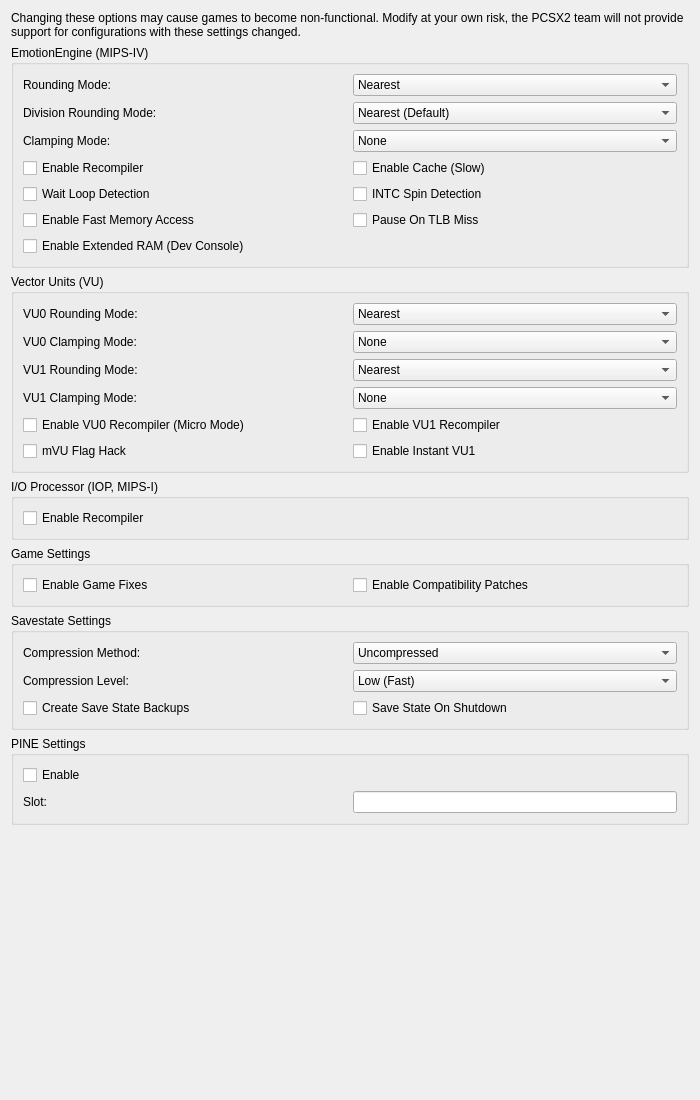
Old version of the form pcsx2-qt/Settings/AdvancedSettingsWidget.ui in the repository PCSX2/pcsx2.
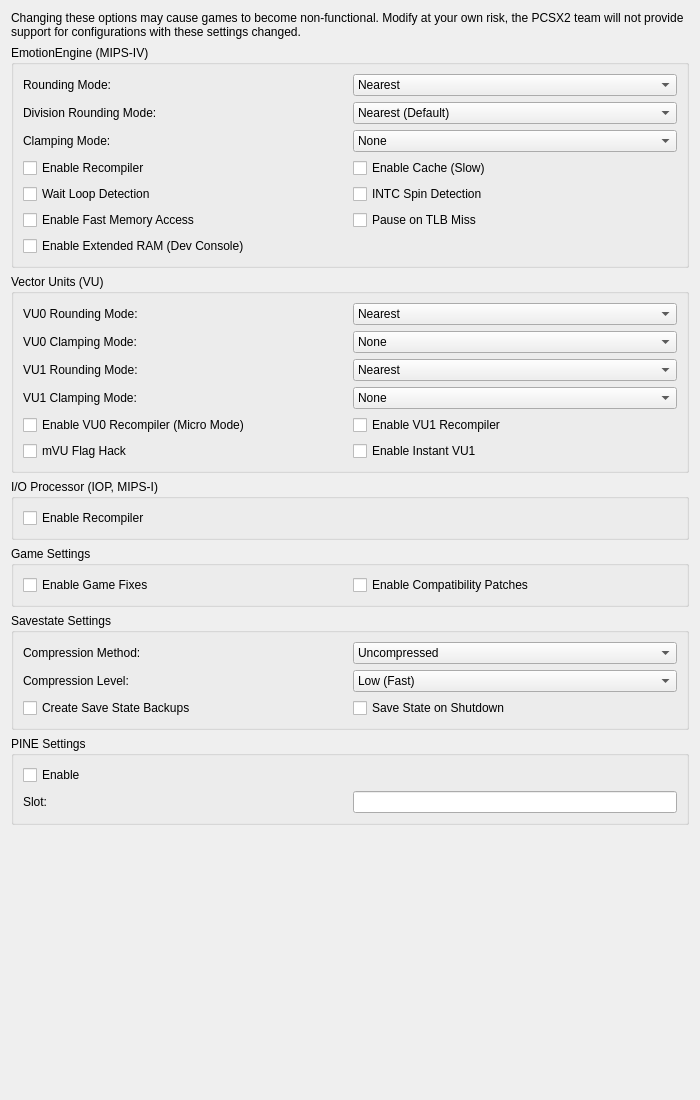
New version of the form.

```diff
--- a/pcsx2-qt/Settings/AdvancedSettingsWidget.ui
+++ b/pcsx2-qt/Settings/AdvancedSettingsWidget.ui
@@ -169,7 +169,7 @@
         <item row="2" column="1">
          <widget class="QCheckBox" name="pauseOnTLBMiss">
           <property name="text">
-           <string>Pause On TLB Miss</string>
+           <string>Pause on TLB Miss</string>
           </property>
          </widget>
         </item>
@@ -461,7 +461,7 @@
       <item row="3" column="1">
        <widget class="QCheckBox" name="saveStateOnShutdown">
         <property name="text">
-         <string>Save State On Shutdown</string>
+         <string>Save State on Shutdown</string>
         </property>
        </widget>
       </item>
```
